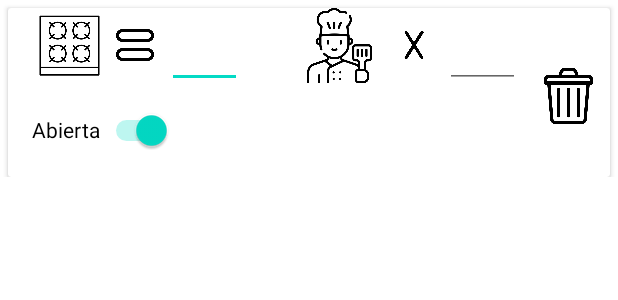
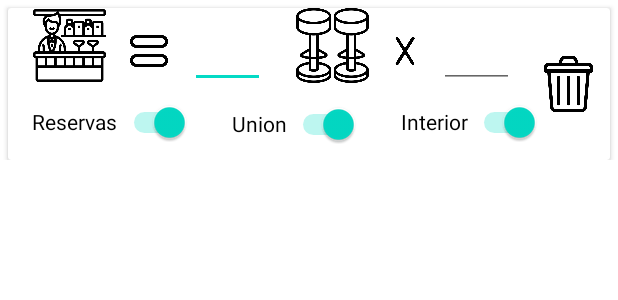
Before and after one commit to Miguel-GPDev/ManagmentRestarurantV2, an Android app: the layout view_kitchen.xml on its own in the app's theme, with its tools: preview values and no code run, on a phone screen of 412 x 824 dp. Shown: the top 300 px of the screen. Run offline under Robolectric (Android 15) with nearby library versions, the phone set to English and light mode, and no system bars.

Commit message:
Update view_kitchen.xml

```diff
--- a/app/src/main/res/layout/view_kitchen.xml
+++ b/app/src/main/res/layout/view_kitchen.xml
@@ -1,4 +1,5 @@
 <?xml version="1.0" encoding="utf-8"?>
+
 <androidx.constraintlayout.widget.ConstraintLayout xmlns:android="http://schemas.android.com/apk/res/android"
                                                    xmlns:app="http://schemas.android.com/apk/res-auto"
                                                    xmlns:tools="http://schemas.android.com/tools"
@@ -6,7 +7,7 @@
                                                    android:layout_height="wrap_content">
 
     <androidx.cardview.widget.CardView
-        android:id="@+id/cardViewKitchen"
+            android:id="@+id/cardViewBarExpand"
             android:layout_width="match_parent"
             android:layout_height="wrap_content"
             android:layout_margin="5dp"
@@ -19,92 +20,112 @@
                 android:layout_height="wrap_content">
 
             <ImageView
-                android:id="@+id/imageView15"
+                    android:id="@+id/imageView11DashBoard"
                     android:layout_width="25dp"
                     android:layout_height="25dp"
-                android:layout_marginTop="12dp"
-                android:layout_marginEnd="8dp"
-                app:layout_constraintEnd_toStartOf="@+id/editTextXWorkers"
+                    android:layout_marginTop="16dp"
+                    app:layout_constraintEnd_toStartOf="@+id/editTextNPersonBar"
+                    app:layout_constraintStart_toEndOf="@+id/imageView8"
                     app:layout_constraintTop_toTopOf="parent"
-                app:srcCompat="@drawable/letra_x" />
+                    app:srcCompat="@drawable/letra_x"/>
 
             <ImageView
-                android:id="@+id/imageView14"
+                    android:id="@+id/imageView8"
                     android:layout_width="50dp"
                     android:layout_height="50dp"
-                android:layout_marginEnd="12dp"
-                app:layout_constraintEnd_toStartOf="@+id/imageView15"
+                    android:layout_marginStart="20dp"
+                    app:layout_constraintStart_toEndOf="@+id/editTextIdBar"
                     app:layout_constraintTop_toTopOf="parent"
-                app:srcCompat="@drawable/cocinero" />
+                    app:srcCompat="@drawable/taburete_de_bar"/>
 
             <ImageView
-                android:id="@+id/imageView13"
+                    android:id="@+id/imageView6"
                     android:layout_width="25dp"
                     android:layout_height="25dp"
-                android:layout_marginTop="12dp"
-                app:layout_constraintEnd_toStartOf="@+id/editTextIdKitchen"
-                app:layout_constraintHorizontal_bias="0.428"
-                app:layout_constraintStart_toEndOf="@+id/imageView12"
+                    android:layout_marginTop="16dp"
+                    app:layout_constraintEnd_toStartOf="@+id/editTextIdBar"
+                    app:layout_constraintStart_toEndOf="@+id/imageView5"
                     app:layout_constraintTop_toTopOf="parent"
-                app:srcCompat="@drawable/igual" />
-
+                    app:srcCompat="@drawable/igual"/>
             <ImageView
-                android:id="@+id/imageView12"
+                    android:id="@+id/imageView5"
                     android:layout_width="50dp"
                     android:layout_height="50dp"
                     android:layout_marginStart="16dp"
                     app:layout_constraintStart_toStartOf="parent"
                     app:layout_constraintTop_toTopOf="parent"
-                app:srcCompat="@drawable/estufa" />
+                    app:srcCompat="@drawable/bar"/>
 
             <EditText
-                android:id="@+id/editTextIdKitchen"
+                    android:id="@+id/editTextIdBar"
                     android:layout_width="50dp"
                     android:layout_height="50dp"
                     android:layout_marginTop="3dp"
-                android:layout_marginEnd="40dp"
                     android:ems="10"
-                android:inputType="number"
-                app:layout_constraintEnd_toStartOf="@+id/imageView14"
+                    android:inputType="textPersonName"
                     app:layout_constraintTop_toTopOf="parent"
-                tools:ignore="SpeakableTextPresentCheck" />
+                    tools:ignore="SpeakableTextPresentCheck"
+                    app:layout_constraintStart_toEndOf="@+id/switchBookingBar"
+                    app:layout_constraintEnd_toStartOf="@+id/imageView8" android:layout_marginEnd="20dp"
+                    app:layout_constraintBottom_toTopOf="@+id/switchUnionBar"/>
 
             <EditText
-                android:id="@+id/editTextXWorkers"
+                    android:id="@+id/editTextNPersonBar"
                     android:layout_width="50dp"
                     android:layout_height="50dp"
                     android:layout_marginTop="3dp"
-                android:layout_marginEnd="60dp"
+                    android:layout_marginEnd="64dp"
                     android:ems="10"
-                android:inputType="number"
+                    android:inputType="textPersonName"
                     app:layout_constraintEnd_toEndOf="parent"
                     app:layout_constraintTop_toTopOf="parent"
-                tools:ignore="SpeakableTextPresentCheck" />
+                    tools:ignore="SpeakableTextPresentCheck"/>
 
             <Switch
-                android:id="@+id/switchOpenKitchen"
+                    android:id="@+id/switchBookingBar"
                     android:layout_width="wrap_content"
                     android:layout_height="wrap_content"
                     android:layout_marginStart="16dp"
                     android:checked="true"
                     android:minHeight="48dp"
-                android:text="Abierta"
+                    android:text="Reservas"
                     app:layout_constraintBottom_toBottomOf="parent"
                     app:layout_constraintStart_toStartOf="parent"
-                app:layout_constraintTop_toBottomOf="@+id/imageView12" />
+                    app:layout_constraintTop_toBottomOf="@+id/imageView5"/>
+
+            <Switch
+                    android:id="@+id/switchLocationBar"
+                    android:layout_width="wrap_content"
+                    android:layout_height="wrap_content"
+                    android:layout_marginStart="28dp"
+                    android:checked="true"
+                    android:minHeight="48dp"
+                    android:text="Interior"
+                    app:layout_constraintBottom_toBottomOf="parent"
+                    app:layout_constraintStart_toEndOf="@+id/switchUnionBar"
+                    app:layout_constraintTop_toBottomOf="@+id/imageView8"/>
+
+            <Switch
+                    android:id="@+id/switchUnionBar"
+                    android:layout_width="wrap_content"
+                    android:layout_height="wrap_content"
+                    android:layout_marginStart="28dp"
+                    android:checked="true"
+                    android:minHeight="48dp"
+                    android:text="Union"
+                    app:layout_constraintBottom_toBottomOf="parent"
+                    app:layout_constraintStart_toEndOf="@+id/switchBookingBar"
+                    app:layout_constraintTop_toBottomOf="@+id/editTextIdBar"/>
 
             <ImageView
-                android:id="@+id/imageViewTrashKitchen"
+                    android:id="@+id/imageViewTrashBar"
                     android:layout_width="47dp"
                     android:layout_height="37dp"
-                android:layout_marginTop="40dp"
                     android:layout_marginEnd="4dp"
-                android:layout_marginBottom="35dp"
                     app:layout_constraintBottom_toBottomOf="parent"
                     app:layout_constraintEnd_toEndOf="parent"
                     app:layout_constraintTop_toTopOf="parent"
-                app:layout_constraintVertical_bias="0.0"
-                app:srcCompat="@drawable/trash" />
+                    app:srcCompat="@drawable/trash"/>
         </androidx.constraintlayout.widget.ConstraintLayout>
     </androidx.cardview.widget.CardView>
 </androidx.constraintlayout.widget.ConstraintLayout>
```
Lines whose indentation alone changed are shown as unchanged.
